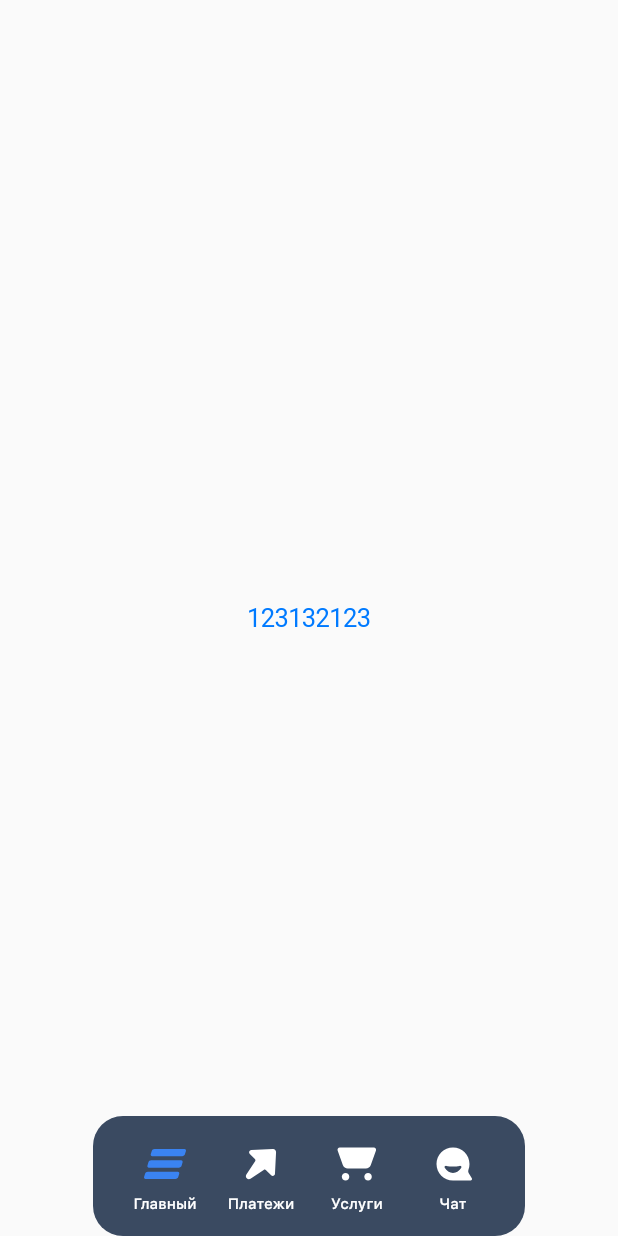
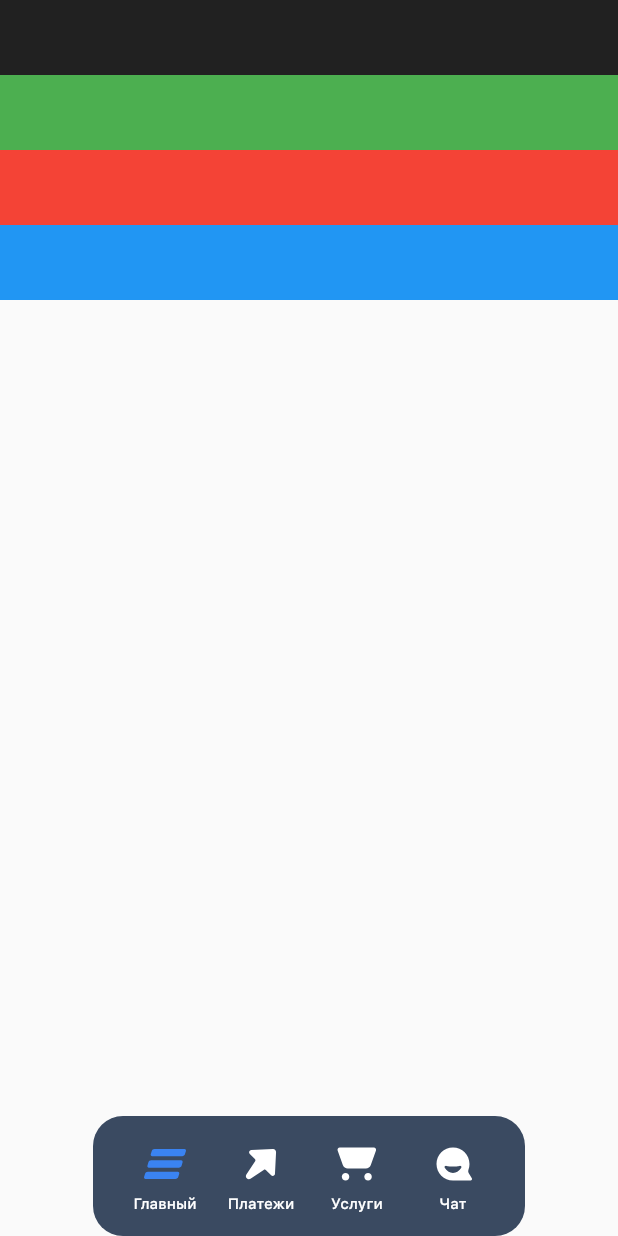
Before and after one commit to admiral-team/bank-lite-demo, a Flutter app: the screen it shows after launch, on a phone screen of 412 x 824 dp. Run offline on Flutter 3.47's test engine with Material 2 defaults, Android fonts, the phone set to English and light mode, and no system bars; our stand-ins replace flutter_svg.

```diff
--- a/lib/screens/home_screen.dart
+++ b/lib/screens/home_screen.dart
@@ -1,6 +1,14 @@
 
-import 'package:flutter/cupertino.dart';
 import 'package:flutter/material.dart';
+
+abstract class HomeScreenModel {
+  //
+}
+
+class BannerScreenModel extends HomeScreenModel {
+  int index;
+  BannerScreenModel({required this.index});
+}
 
 class HomeScreen extends StatefulWidget {
   const HomeScreen({Key? key}) : super(key: key);
@@ -10,11 +18,39 @@ class HomeScreen extends StatefulWidget {
 }
 
 class _HomeScreenState extends State<HomeScreen> {
+  final List<HomeScreenModel> _items = [
+    BannerScreenModel(index: 0),
+    BannerScreenModel(index: 1),
+    BannerScreenModel(index: 2),
+    BannerScreenModel(index: 3),
+  ];
+
   @override
   Widget build(BuildContext context) {
     return Container(
       alignment: Alignment.center,
-      child: CupertinoButton(child: const Text("123132123"), onPressed: () { })
+      child: ListView.builder(
+        physics: const BouncingScrollPhysics(parent: AlwaysScrollableScrollPhysics()),
+        itemCount: _items.length,
+        itemBuilder: (ctx, index) {
+          final item = _items[index];
+          if (item is BannerScreenModel) {
+            switch (item.index) {
+              case 0:
+                return Container(height: 50.0, width: double.infinity, color: Colors.black87);
+              case 1:
+                return Container(height: 50.0, width: double.infinity, color: Colors.green);
+              case 2:
+                return Container(height: 50.0, width: double.infinity, color: Colors.red);
+              case 3:
+                return Container(height: 50.0, width: double.infinity, color: Colors.blue);
+            }
+            return Container();
+          } else {
+            return Container();
+          }
+        }
+      )
     );
   }
 }
```
